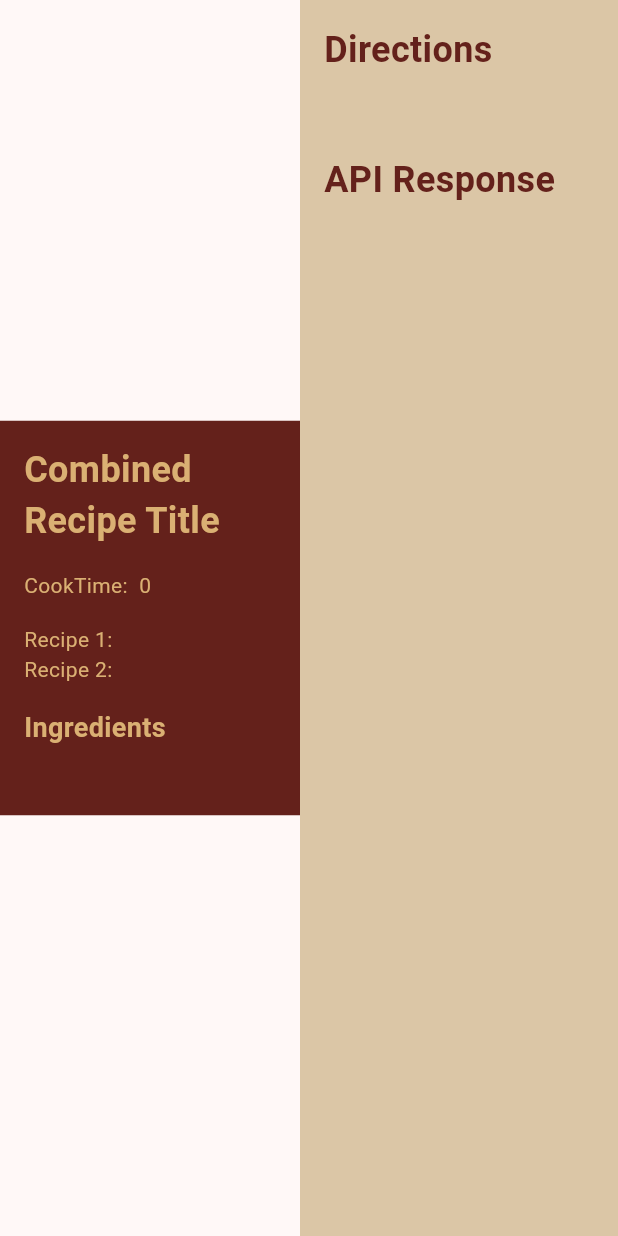
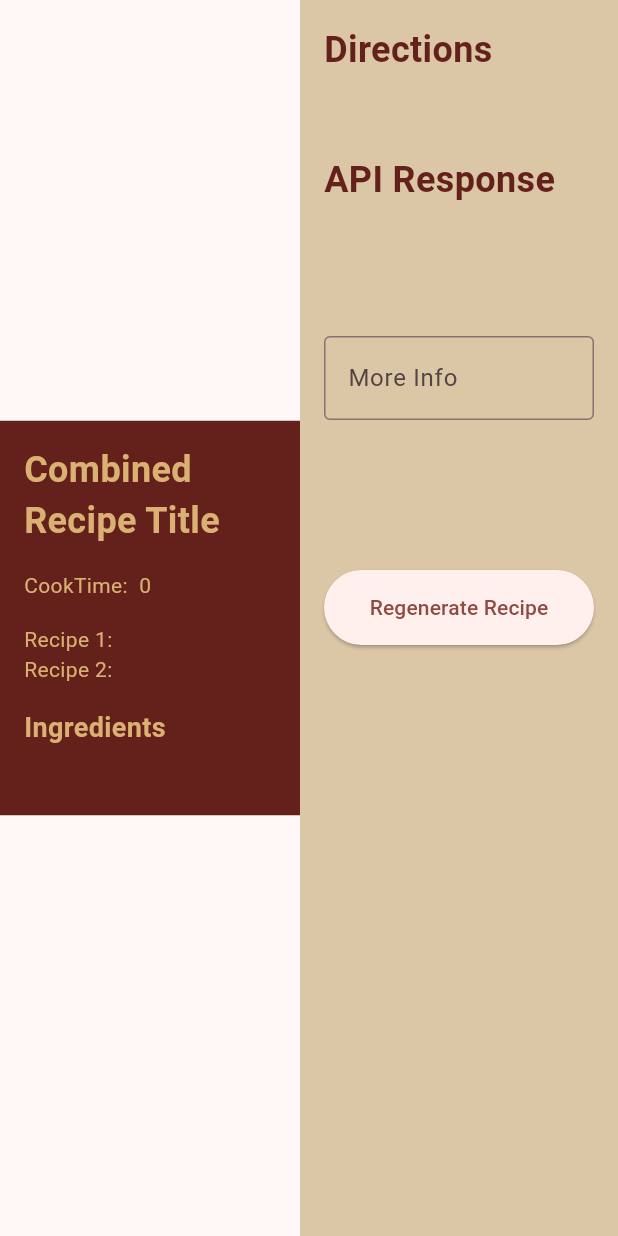
Before and after one commit to ChrisShobe/aws-hack-2024, a Flutter app: the RecipeDetailsPage screen opened directly with empty values, on a phone screen of 412 x 824 dp. Run offline on Flutter 3.47's test engine with Material 3 defaults, Android fonts, the phone set to English and light mode, and no system bars; our stand-ins replace firebase_core; accounts and stored records are empty.

Commit message:
more info textfiled

```diff
--- a/recipe_app/lib/recipe_details_page.dart
+++ b/recipe_app/lib/recipe_details_page.dart
@@ -1,19 +1,27 @@
 import 'package:flutter/material.dart';
-import 'Classes/Recipe.dart'; // Adjust the import path if needed
+import 'Classes/Recipe.dart';
 
 class RecipeDetailsPage extends StatelessWidget {
   final String recipe1;
   final String recipe2;
   final Recipe combinedRecipe;
-  final String apiResponse; // Add this field
+  final String apiResponse;
+  final TextEditingController _moreInfo = TextEditingController();
 
-  const RecipeDetailsPage({
+  RecipeDetailsPage({
     super.key,
     required this.recipe1,
     required this.recipe2,
     required this.combinedRecipe,
-    required this.apiResponse, // Add this parameter
+    required this.apiResponse,
   });
+
+
+
+  void _onPressed(){
+    final moreinfo = _moreInfo.text;
+    print(moreinfo);
+  }
 
 
   @override
@@ -116,13 +124,33 @@ class RecipeDetailsPage extends StatelessWidget {
                           style: const TextStyle(color: Color.fromRGBO(100, 33, 27, 1)),
                         ),
                       ),
+                      Padding(
+                        padding: const EdgeInsets.symmetric(vertical: 50),
+                        child: TextField(
+                          controller: _moreInfo,
+                          decoration: const InputDecoration(
+                            border: OutlineInputBorder(),
+                            labelText: 'More Info',
+                          ),
+                        ),
+                      ),
+                      Padding(
+                        padding: const EdgeInsets.symmetric(vertical: 50),
+                        child: SizedBox(
+                          height: 50,
+                          width: 1000,
+                          child: ElevatedButton(
+                            onPressed: (_onPressed),
+                            child: const Text('Regenerate Recipe'),
+                          ),
+                        ),
+                      ),
                     ],
                   ),
                 ),
               ),
             ),
           ),
-
         ],
       ),
     );
```
Lines whose indentation alone changed are shown as unchanged.
